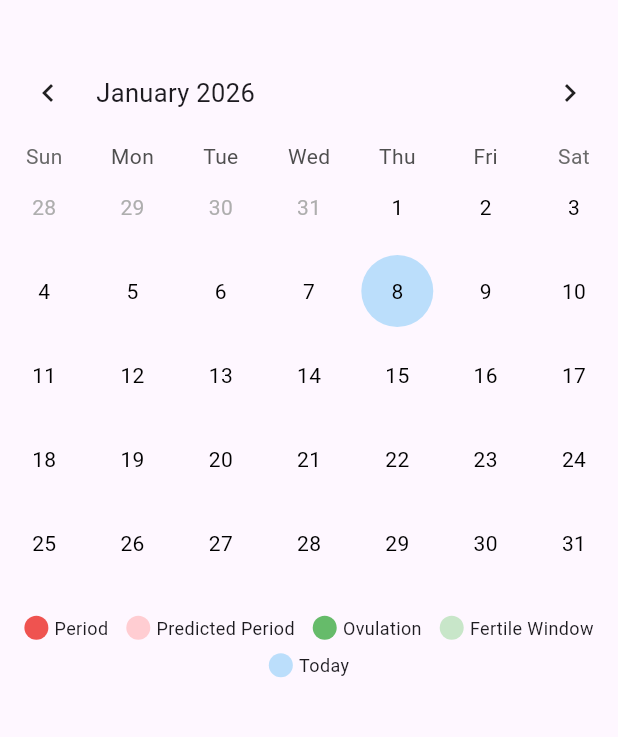
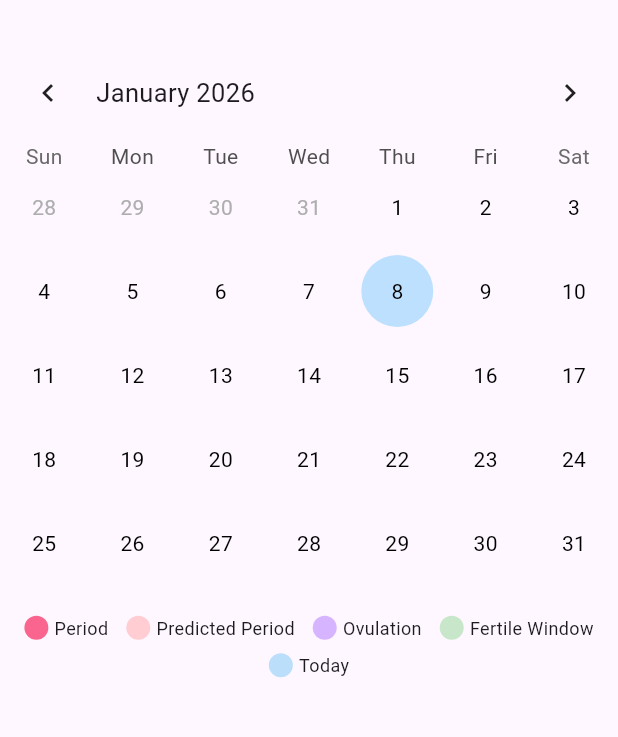
Before and after one commit to authcar/Period-tracking, a Flutter app: the screen it shows after launch, on a phone screen of 412 x 824 dp, the part 63-800 px from its top. Run offline on Flutter 3.47's test engine with Material 3 defaults, Android fonts, the phone set to English and light mode, and no system bars; drawn by our look-alikes of table_calendar; our stand-ins replace geolocator, hive, hive_flutter; accounts and stored records are empty.

Commit message:
pastel colors

```diff
--- a/lib/widgets/calendar.dart
+++ b/lib/widgets/calendar.dart
@@ -312,19 +312,19 @@ class _CalendarWidgetState extends State<CalendarWidget> {
     bool isPredicted = _isPredictedPeriod(day);
 
     if (isPeriod) {
-      backgroundColor = Colors.red.shade400;
+      backgroundColor = const Color.fromARGB(255, 250, 101, 143);
       textColor = Colors.white;
     } else if (isPredicted) {
-      backgroundColor = Colors.red.shade100;
+      backgroundColor = const Color(0xFFFFDAE0);
     } else if (_isOvulationDay(day)) {
-      backgroundColor = Colors.green.shade400;
+      backgroundColor = const Color.fromARGB(255, 215, 180, 255);
       textColor = Colors.white;
     } else if (_isFertileDay(day)) {
-      backgroundColor = Colors.green.shade100;
+      backgroundColor = const Color(0xFFE0F5DD);
     }
 
     if (isToday && backgroundColor == null) {
-      backgroundColor = Colors.blue.shade100;
+      backgroundColor = const Color(0xFFBDE0FE);
     }
 
     // ❤️ PERIOD = HEART SHAPE
@@ -396,9 +396,9 @@ class _CalendarWidgetState extends State<CalendarWidget> {
         runSpacing: 8,
         alignment: WrapAlignment.center,
         children: [
-          _legendItem(Colors.red.shade400, 'Period'),
+          _legendItem(const Color.fromARGB(255, 250, 101, 143), 'Period'),
           _legendItem(Colors.red.shade100, 'Predicted Period'),
-          _legendItem(Colors.green.shade400, 'Ovulation'),
+          _legendItem(const Color.fromARGB(255, 215, 180, 255), 'Ovulation'),
           _legendItem(Colors.green.shade100, 'Fertile Window'),
           _legendItem(Colors.blue.shade100, 'Today'),
         ],
@@ -526,7 +526,7 @@ class _CalendarWidgetState extends State<CalendarWidget> {
                             icon: const Icon(Icons.edit, size: 16),
                             label: const Text('Edit End'),
                             style: ElevatedButton.styleFrom(
-                              backgroundColor: Colors.orange.shade400,
+                              backgroundColor: const Color(0xFFBDE0FE),
                               foregroundColor: Colors.white,
                               padding: const EdgeInsets.symmetric(
                                 horizontal: 12,
@@ -542,7 +542,7 @@ class _CalendarWidgetState extends State<CalendarWidget> {
                           icon: const Icon(Icons.delete_outline, size: 16),
                           label: const Text('Delete'),
                           style: ElevatedButton.styleFrom(
-                            backgroundColor: Colors.red.shade600,
+                            backgroundColor: const Color.fromARGB(255, 220, 93, 91),
                             foregroundColor: Colors.white,
                             padding: const EdgeInsets.symmetric(
                               horizontal: 12,
```
